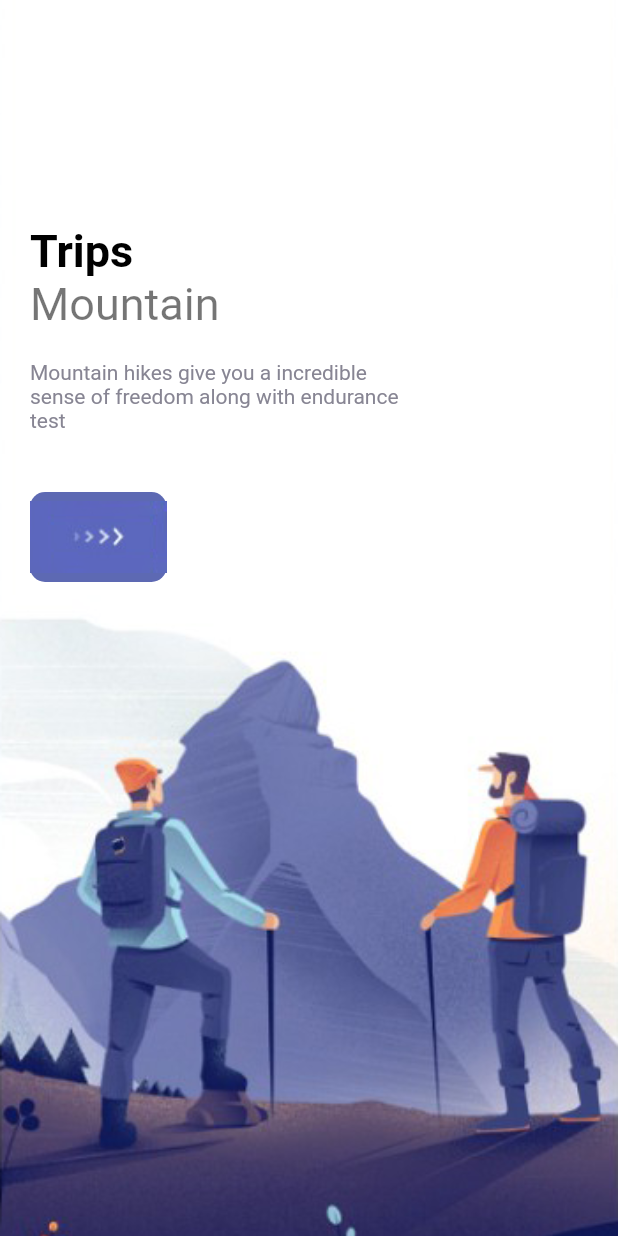
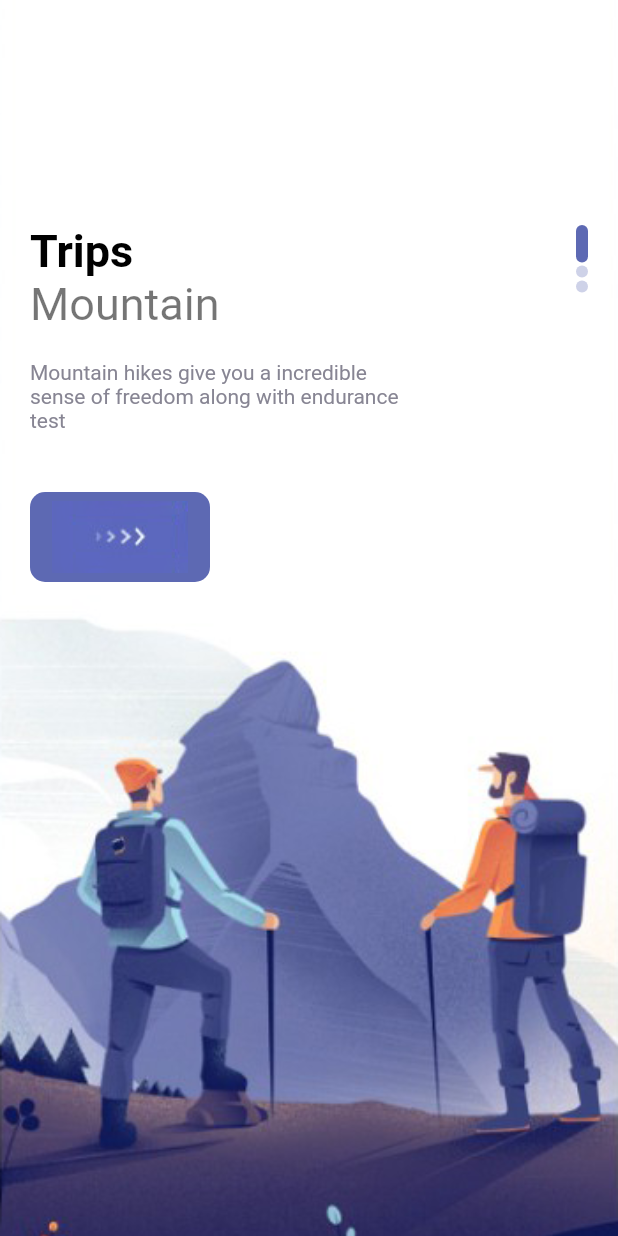
Before and after one commit to renanspvargas/travell, a Flutter app: the screen it shows after launch, on a phone screen of 412 x 824 dp. Run offline on Flutter 3.47's test engine with Material 2 defaults, Android fonts, the phone set to English and light mode, and no system bars.

Commit message:
adding page indicator on welcome screen

```diff
--- a/lib/pages/welcome_page.dart
+++ b/lib/pages/welcome_page.dart
@@ -33,6 +33,7 @@ class _WelcomePageState extends State<WelcomePage> {
             child: Container(
               margin: const EdgeInsets.only(top: 150, left: 20, right: 20),
               child: Row(
+                mainAxisAlignment: MainAxisAlignment.spaceBetween,
                 children: [
                   Column(
                     crossAxisAlignment: CrossAxisAlignment.start,
@@ -50,8 +51,25 @@ class _WelcomePageState extends State<WelcomePage> {
                         ),
                       ),
                       SizedBox(height: 40),
-                      ResponsiveButton()
+                      ResponsiveButton(
+                        width: 120,
+                      )
                     ],
+                  ),
+                  Column(
+                    children: List.generate(_images.length, (indexDots) {
+                      return Container(
+                        margin: const EdgeInsets.only(bottom: 2),
+                        width: 8,
+                        height: index == indexDots ? 25 : 8,
+                        decoration: BoxDecoration(
+                          borderRadius: BorderRadius.circular(8),
+                          color: index == indexDots
+                              ? AppColors.mainColor
+                              : AppColors.mainColor.withOpacity(0.3),
+                        ),
+                      );
+                    }),
                   )
                 ],
               ),
```
